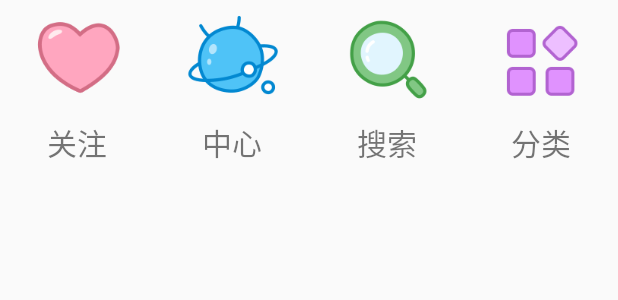
After one commit to LinmmMancy/MyBiliBili, an Android app: the layout xuanxiang_viewpager.xml on its own in the app's theme, with its tools: preview values and no code run, on a phone screen of 412 x 824 dp. The commit adds this screen. Shown: the top 300 px of the screen. Run offline under Robolectric (Android 15) with nearby library versions, the phone set to English and light mode, and no system bars.

Commit message:
四个item的完成

```diff
--- a/app/src/main/java/com/mancy/mybilibili/LiveAdapter/LiveAdapter.java
+++ b/app/src/main/java/com/mancy/mybilibili/LiveAdapter/LiveAdapter.java
@@ -28,7 +28,7 @@ import butterknife.InjectView;
  * 作用：
  */
 
-public class LiveAdapter extends RecyclerView.Adapter<LiveAdapter.BannerViewHolder> {
+public class LiveAdapter extends RecyclerView.Adapter {
 
     public static final int BANNER = 0;
     public static final int XUANXIANG = 1;
@@ -65,15 +65,55 @@ public class LiveAdapter extends RecyclerView.Adapter<LiveAdapter.BannerViewHold
     }
 
     @Override
-    public BannerViewHolder onCreateViewHolder(ViewGroup parent, int viewType) {
+    public RecyclerView.ViewHolder onCreateViewHolder(ViewGroup parent, int viewType) {
 
         // 根据不同type
         if (viewType == BANNER) {
 
             return new BannerViewHolder(context, layoutInflater.inflate(R.layout.banner_viewpager, null));
+        } else if (viewType == XUANXIANG) {
+            return new XuanxiangViewhodler(context, layoutInflater.inflate(R.layout.xuanxiang_viewpager, null));
+
+
         }
         return null;
     }
+
+    class XuanxiangViewhodler extends RecyclerView.ViewHolder {
+
+        @InjectView(R.id.iv_guanzhu)
+        ImageView ivGuanzhu;
+        @InjectView(R.id.iv_zhongxin)
+        ImageView ivZhongxin;
+        @InjectView(R.id.iv_sousuo)
+        ImageView ivSousuo;
+        @InjectView(R.id.iv_fenlei)
+        ImageView ivFenlei;
+
+        public XuanxiangViewhodler(final Context context, View itemView) {
+            super(itemView);
+
+        }
+    }
+
+
+    @Override
+    public void onBindViewHolder(RecyclerView.ViewHolder holder, int position) {
+
+        if (getItemViewType(position) == BANNER) {
+
+            BannerViewHolder bannerViewHolder = (BannerViewHolder) holder;
+
+
+            bannerViewHolder.setData(datas.getBanner());
+
+        } else if (getItemViewType(position) == XUANXIANG) {
+            XuanxiangViewhodler xuanxiangViewhodler = (XuanxiangViewhodler) holder;
+        }
+
+
+    }
+
 
     class BannerViewHolder extends RecyclerView.ViewHolder {
         private final Context context;
@@ -118,24 +158,9 @@ public class LiveAdapter extends RecyclerView.Adapter<LiveAdapter.BannerViewHold
         }
     }
 
-    @Override
-    public void onBindViewHolder(BannerViewHolder holder, int position) {
-
-
-        if (getItemViewType(position) == BANNER) {
-
-            BannerViewHolder bannerViewHolder = (BannerViewHolder) holder;
-
-
-            bannerViewHolder.setData(datas.getBanner());
-
-        }
-
-
-    }
 
     @Override
     public int getItemCount() {
-        return 1;
+        return 2;
     }
 }
--- /dev/null
+++ b/app/src/main/res/layout/xuanxiang_viewpager.xml
@@ -0,0 +1,106 @@
+<?xml version="1.0" encoding="utf-8"?>
+<LinearLayout xmlns:android="http://schemas.android.com/apk/res/android"
+    android:layout_width="match_parent"
+    android:layout_height="match_parent"
+    android:layout_weight="1"
+    android:orientation="horizontal">
+
+    <LinearLayout
+        android:layout_width="wrap_content"
+        android:layout_height="wrap_content"
+        android:layout_weight="1"
+        android:orientation="vertical">
+
+        <ImageView
+            android:id="@+id/iv_guanzhu"
+            android:layout_width="wrap_content"
+            android:layout_height="80dp"
+            android:layout_gravity="center"
+            android:layout_weight="1"
+            android:src="@drawable/live_home_follow_anchor" />
+
+        <TextView
+            android:layout_width="match_parent"
+            android:layout_height="match_parent"
+            android:gravity="center"
+            android:text="关注"
+            android:textSize="20dp" />
+
+
+    </LinearLayout>
+
+    <LinearLayout
+        android:layout_width="wrap_content"
+        android:layout_height="wrap_content"
+        android:layout_weight="1"
+        android:orientation="vertical">
+
+        <ImageView
+
+            android:id="@+id/iv_zhongxin"
+            android:layout_width="wrap_content"
+            android:layout_height="80dp"
+            android:layout_gravity="center"
+            android:layout_weight="1"
+            android:src="@drawable/live_home_live_center" />
+
+        <TextView
+            android:layout_width="match_parent"
+            android:layout_height="match_parent"
+            android:gravity="center"
+            android:text="中心"
+            android:textSize="20dp" />
+
+
+    </LinearLayout>
+
+    <LinearLayout
+        android:layout_width="wrap_content"
+        android:layout_height="wrap_content"
+        android:layout_weight="1"
+        android:orientation="vertical">
+
+        <ImageView
+            android:id="@+id/iv_sousuo"
+            android:layout_width="wrap_content"
+            android:layout_height="80dp"
+            android:layout_gravity="center"
+            android:layout_weight="1"
+            android:src="@drawable/live_home_search_room" />
+
+        <TextView
+            android:layout_width="match_parent"
+            android:layout_height="match_parent"
+            android:gravity="center"
+            android:text="搜索"
+            android:textSize="20dp" />
+
+
+    </LinearLayout>
+
+    <LinearLayout
+        android:layout_width="wrap_content"
+        android:layout_height="wrap_content"
+        android:layout_weight="1"
+        android:orientation="vertical">
+
+        <ImageView
+            android:id="@+id/iv_fenlei"
+            android:layout_width="wrap_content"
+            android:layout_height="80dp"
+            android:layout_gravity="center"
+            android:layout_weight="1"
+            android:src="@drawable/live_home_all_category" />
+
+        <TextView
+            android:layout_width="match_parent"
+            android:layout_height="match_parent"
+            android:gravity="center"
+            android:text="分类"
+            android:textSize="20dp" />
+
+
+    </LinearLayout>
+
+
+</LinearLayout>
```
Also changed, not shown: app/src/main/res/drawable-hdpi/live_home_all_category.png (added), app/src/main/res/drawable-hdpi/live_home_follow_anchor.png (added), app/src/main/res/drawable-hdpi/live_home_live_center.png (added), app/src/main/res/drawable-hdpi/live_home_search_room.png (added).
